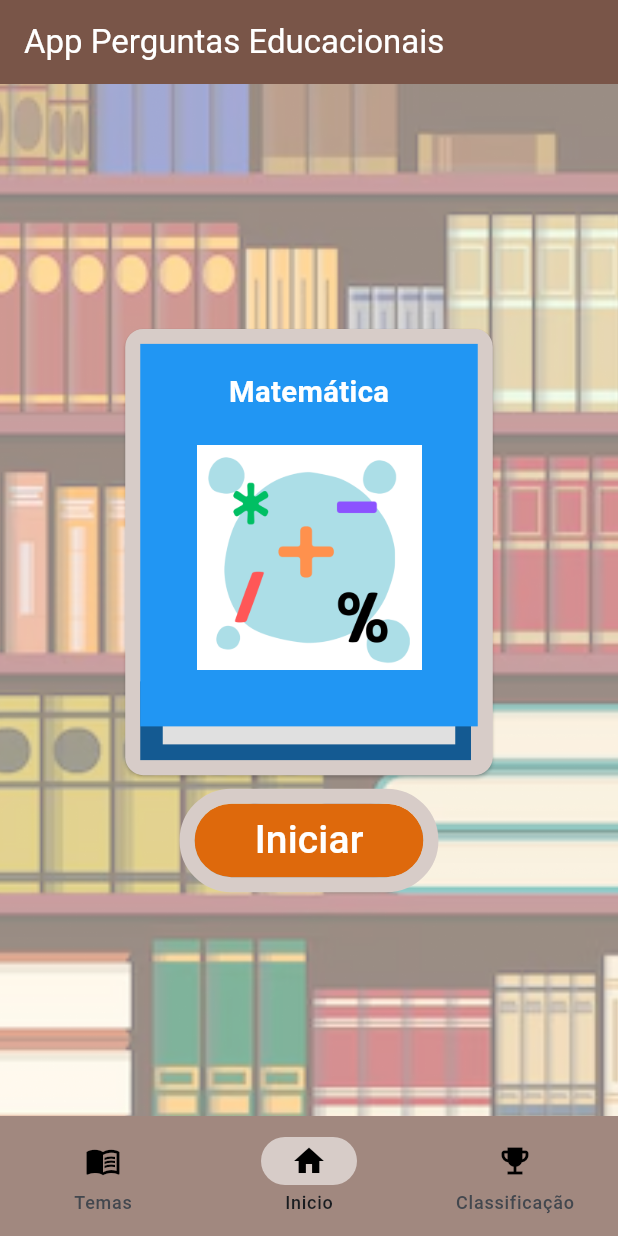
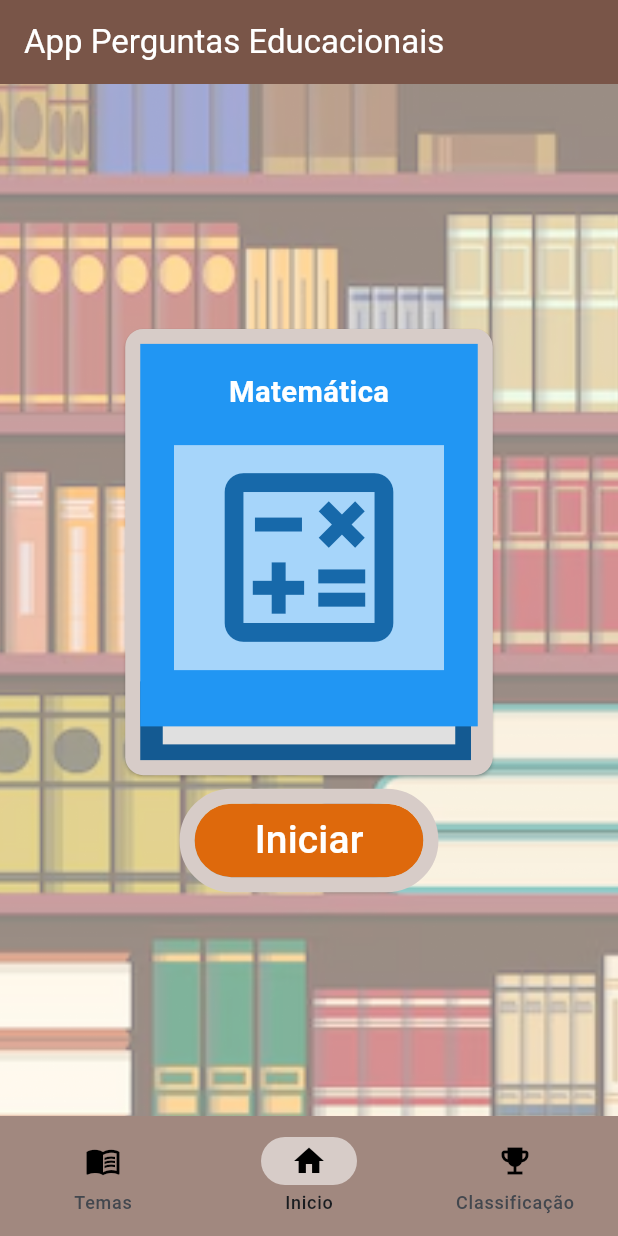
Before and after one commit to jeanarthur/app_perguntas_educacionais, a Flutter app: the Questionaries screen opened by its route, after a tap on "Matemática", on a phone screen of 412 x 824 dp. Run offline on Flutter 3.47's test engine with Material 3 defaults, Android fonts, the phone set to English and light mode, and no system bars; our stand-ins replace go_router.

Commit message:
refactor: altera de imagem do livro para icone - facilitar cadastro de livros

```diff
--- a/lib/data/services/local/local_data_service.dart
+++ b/lib/data/services/local/local_data_service.dart
@@ -4,10 +4,10 @@ import 'package:flutter/material.dart';
 class LocalDataService {
   List<QuizBook> getQuizBookList() {
     return [
-      QuizBook(id: 0, title: 'Matemática', imagePath: 'assets/images/mathematics_quiz_cover.png', color: Colors.blue),
-      QuizBook(id: 1, title: 'Língua Portuguesa', imagePath: 'assets/images/portuguese_quiz_cover.png', color: Colors.red),
-      QuizBook(id: 2, title: 'Inglês', imagePath: 'assets/images/english_quiz_cover.png', color: Colors.orange),
-      QuizBook(id: 3, title: 'Geografia', imagePath: 'assets/images/geography_quiz_cover.png', color: Colors.brown),
+      QuizBook(id: 0, title: 'Matemática', icon: Icons.calculate_outlined, color: Colors.blue),
+      QuizBook(id: 1, title: 'Língua Portuguesa', icon: Icons.abc_outlined, color: Colors.red),
+      QuizBook(id: 2, title: 'Inglês', icon: Icons.flag_outlined, color: Colors.orange),
+      QuizBook(id: 3, title: 'Geografia', icon: Icons.travel_explore_outlined, color: Colors.brown),
     ];
   }
 }
--- a/lib/domain/models/quiz_book/quiz_book.dart
+++ b/lib/domain/models/quiz_book/quiz_book.dart
@@ -4,9 +4,9 @@ class QuizBook {
 
   late int id;
   String title;
-  String imagePath;
+  IconData icon;
   Color color;
 
-  QuizBook({required this.id, this.title = '[TITLE]', this.imagePath = 'assets/images/quiz_default.png', this.color = Colors.blue});
+  QuizBook({required this.id, this.title = '[TITLE]', this.icon = Icons.not_interested_outlined, this.color = Colors.blue});
 
 }
--- a/lib/ui/core/ui/book.dart
+++ b/lib/ui/core/ui/book.dart
@@ -11,17 +11,6 @@ class Book extends StatelessWidget {
   @override
   Widget build(BuildContext context) {
 
-    Color darkenColor(Color c, [int percent = 10]) {
-        assert(1 <= percent && percent <= 100);
-        var f = 1 - percent / 100;
-        return Color.from(
-            alpha: c.a,
-            red: (c.r * f),
-            green: (c.g  * f),
-            blue: (c.b * f)
-        );
-    }
-
     return Stack(
       children: [
         Container(
@@ -31,7 +20,7 @@ class Book extends StatelessWidget {
           child: Align(
             alignment: Alignment.bottomLeft,
             child: Container(
-              color: darkenColor(quizBook.color, 40),
+              color: Color.lerp(quizBook.color, Colors.black, 0.4),
               width: 147 * scale,
               height: 35 * scale,
             ),
@@ -87,7 +76,20 @@ class Book extends StatelessWidget {
               height: 100 * scale,
               child: Align(
                 alignment: Alignment.center,
-                child: Image.asset(quizBook.imagePath),
+                child: Stack(
+                  children: [
+                    Container(
+                      color: Color.lerp(quizBook.color, Colors.white, 0.6),
+                    ),
+                    Center(
+                      child: Icon(
+                        quizBook.icon,
+                        size: 100 * scale,
+                        color: Color.lerp(quizBook.color, Colors.black, 0.3)
+                      )
+                    )
+                  ],
+                ),
               ),
             ),
           ),
--- a/lib/ui/home/view-models/home_view_model.dart
+++ b/lib/ui/home/view-models/home_view_model.dart
@@ -26,7 +26,7 @@ class HomeViewModel extends ChangeNotifier {
     switch (result) {
       case Ok():
         _selectedQuizBook = result.value;
-        log('[home_view_model] Selected quiz book: ${selectedQuizBook.id} | ${selectedQuizBook.title}');
+        log('[home_view_model] Selected quiz book: ${selectedQuizBook.id} | ${selectedQuizBook.title} | ${selectedQuizBook.icon}');
         notifyListeners();
       case Error():
         log('[home_view_model] Error on get selected quiz book: ${result.error}');
--- a/lib/ui/home/widgets/home_current_book.dart
+++ b/lib/ui/home/widgets/home_current_book.dart
@@ -10,7 +10,7 @@ class HomeCurrentBook extends StatelessWidget {
   @override
   Widget build(BuildContext context) {
 
-    debugPrint("Render current selected quiz book: ${viewModel.selectedQuizBook.id} | ${viewModel.selectedQuizBook.title}");
+    debugPrint("Render current selected quiz book: ${viewModel.selectedQuizBook.id} | ${viewModel.selectedQuizBook.title} | ${viewModel.selectedQuizBook.icon}");
 
     Color getComplementaryColor(Color color) {
       int red = (color.r * 255).toInt();
--- a/lib/ui/quiz_book_list/view-models/quiz_book_list_view_model.dart
+++ b/lib/ui/quiz_book_list/view-models/quiz_book_list_view_model.dart
@@ -26,7 +26,7 @@ class CategoriesViewModel extends ChangeNotifier {
       log("[quiz_book_list_view_model] quizBookList loaded: ${result.value}");
       _quizBookList = result.value;
       for (QuizBook category in _quizBookList) {
-        log("[quiz_book_list_view_model] Category: id = ${category.id}, title = ${category.title}, imagePath = ${category.imagePath}");
+        log("[quiz_book_list_view_model] Category: id = ${category.id}, title = ${category.title}, icon = ${category.icon}");
       }
       notifyListeners();
 
```
